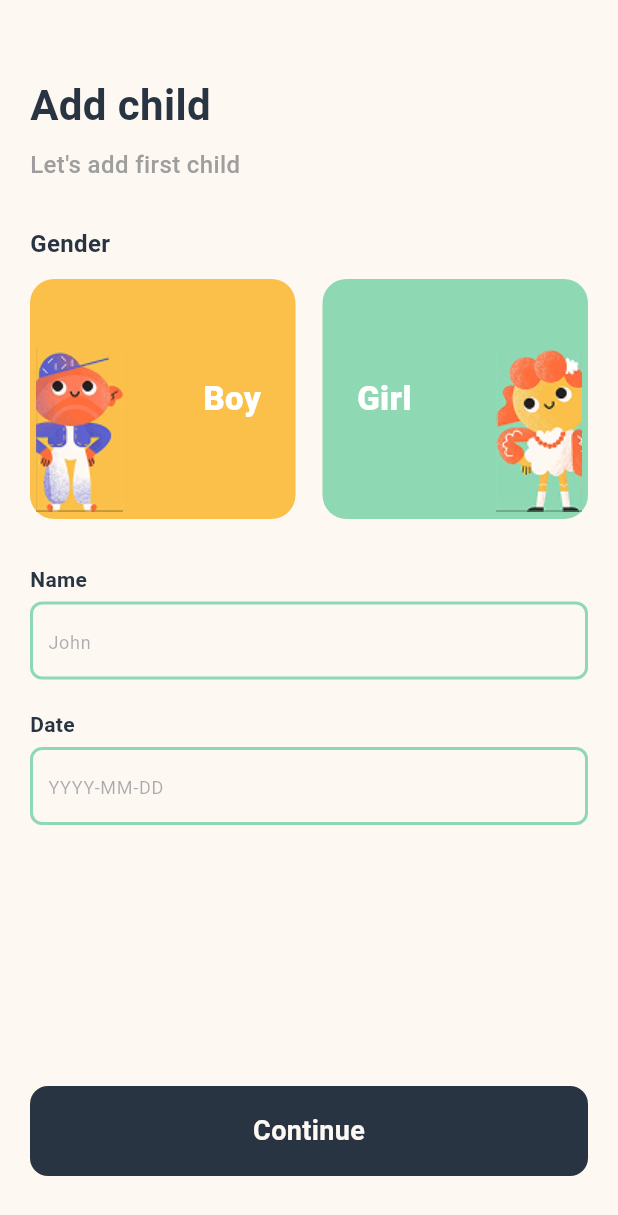
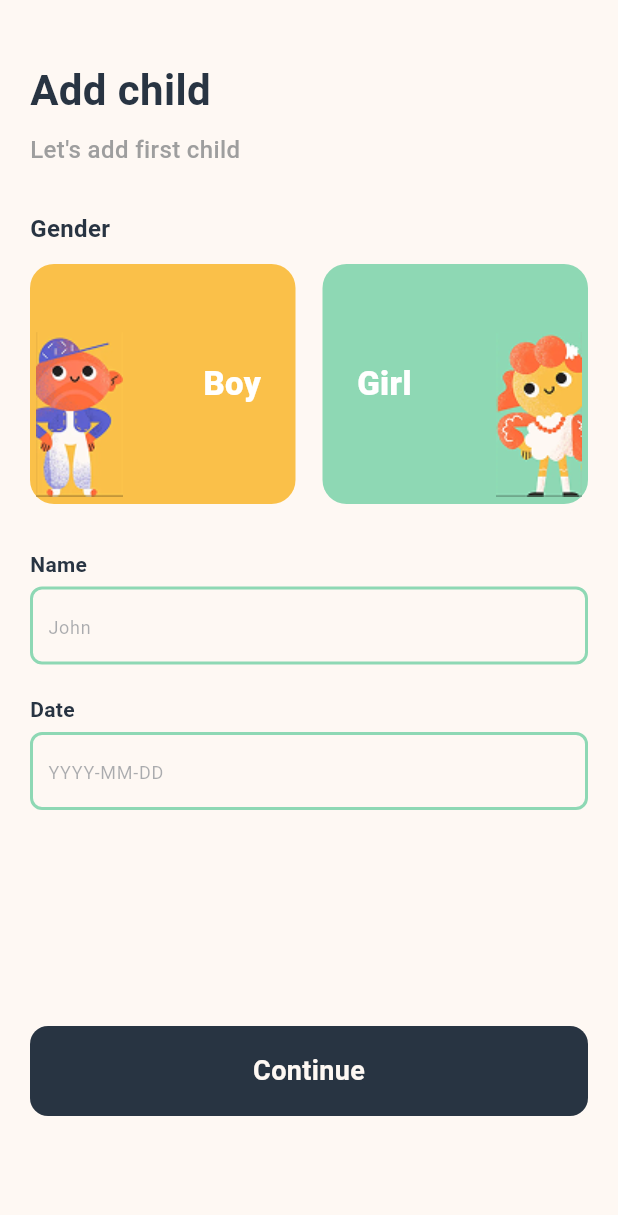
Before and after one commit to gara0xq/Noname-name, a Flutter app: the AddChildScreen screen opened by its route, on a phone screen of 412 x 824 dp. Shown: the top 1215 px of the screen. Run offline on Flutter 3.47's test engine with Material 3 defaults, Android fonts, the phone set to English and light mode, and no system bars; our stand-ins replace auto_size_text, dio, flutter_svg, get, share_plus, shared_preferences; missing offline and left inert: aes256; accounts and stored records are empty.

Commit message:
refactor: clean up AddChildScreen layout and remove unnecessary height

```diff
--- a/lib/features/home/view/screens/add_child_screen.dart
+++ b/lib/features/home/view/screens/add_child_screen.dart
@@ -1,3 +1,5 @@
+import 'dart:developer';
+
 import 'package:flutter/material.dart';
 import 'package:get/get.dart';
 import '../../../../core/constants/app_colors.dart';
@@ -16,16 +18,13 @@ class AddChildScreen extends StatelessWidget {
   @override
   Widget build(BuildContext context) {
     final controller = Get.put(AddChildController());
-
     return Scaffold(
       backgroundColor: AppColors.beigeBackground,
       body: SafeArea(
         child: SingleChildScrollView(
           child: Container(
-            height:
-                MediaQuery.of(context).size.height -
-                MediaQuery.of(context).padding.top,
-            padding: const EdgeInsets.symmetric(horizontal: 20, vertical: 10),
+            height: Get.height - 50,
+            padding: const EdgeInsets.symmetric(horizontal: 20),
             child: Column(
               crossAxisAlignment: CrossAxisAlignment.start,
               children: [
```
